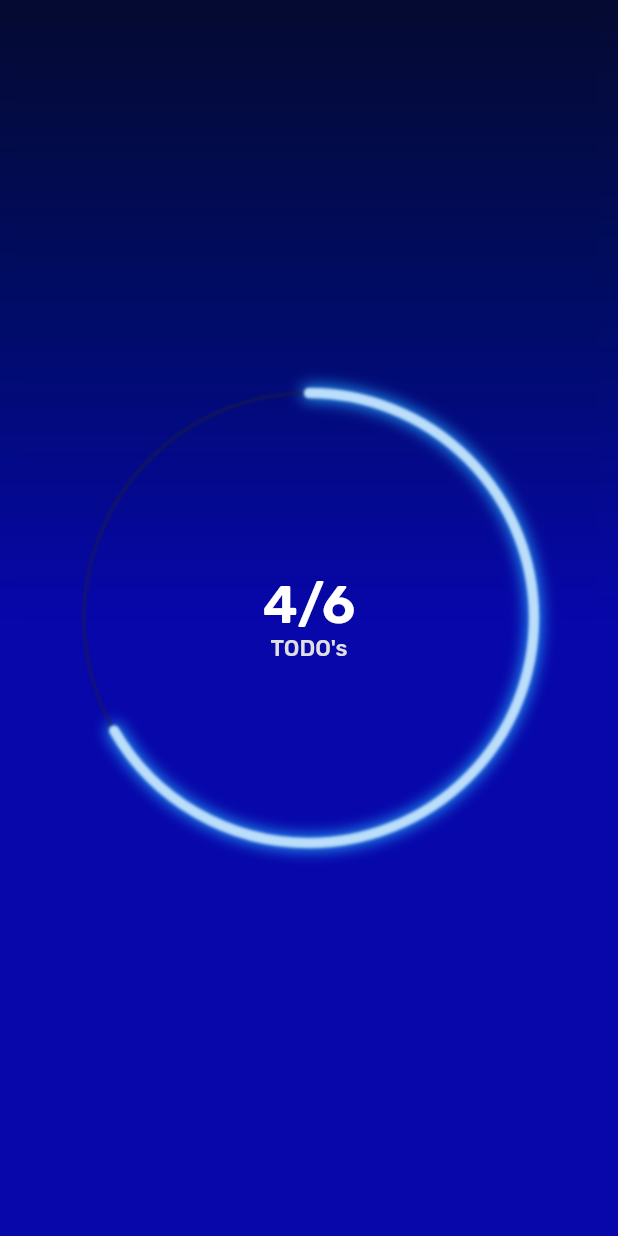
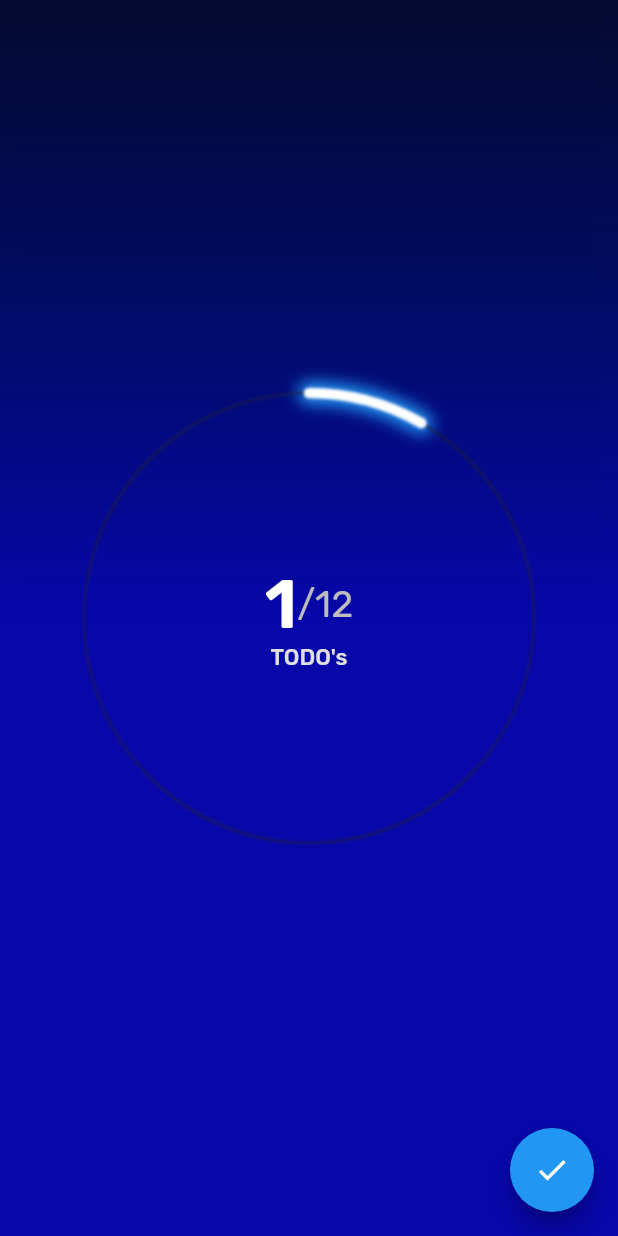
Before and after one commit to the-lightstack/GlowingProgressIndicator, a Flutter app: the screen it shows after launch, on a phone screen of 412 x 824 dp. Run offline on Flutter 3.47's test engine with Material 2 defaults, Android fonts, the phone set to English and light mode, and no system bars; our stand-ins replace google_fonts.

Commit message:
5: make UI interactive

```diff
--- a/lib/glowing_progress_indicator.dart
+++ b/lib/glowing_progress_indicator.dart
@@ -53,7 +53,7 @@ class _OuterGlowPainter extends CustomPainter {
     final fullCanvasRect = Rect.fromLTWH(0, 0, size.width, size.height);
     final strokePaint = Paint()
       ..style = PaintingStyle.stroke
-      ..strokeWidth = 10
+      ..strokeWidth = 15
       ..color = Colors.blue.shade500
       ..strokeCap = StrokeCap.round;
     canvas.drawArc(
@@ -97,7 +97,7 @@ class _InnerLightTubePainter extends CustomPainter {
     final whiteSmall = Paint()
       ..style = PaintingStyle.stroke
       ..strokeWidth = 7
-      ..color = Colors.blue.shade100
+      ..color = Colors.white
       ..strokeCap = StrokeCap.round;
     canvas.drawArc(
         fullCanvasRect, -.5 * pi, 2 * pi * progress, false, whiteSmall);
--- a/lib/main.dart
+++ b/lib/main.dart
@@ -6,13 +6,27 @@ void main() {
   runApp(const MainApp());
 }
 
-class MainApp extends StatelessWidget {
+class MainApp extends StatefulWidget {
   const MainApp({super.key});
+
+  @override
+  State<MainApp> createState() => _MainAppState();
+}
+
+class _MainAppState extends State<MainApp> {
+  final maxTodos = 12;
+  int completedTodos = 1;
 
   @override
   Widget build(BuildContext context) {
     return MaterialApp(
       home: Scaffold(
+        floatingActionButton: FloatingActionButton(
+          child: const Icon(Icons.check),
+          onPressed: () => setState(() {
+            completedTodos = (completedTodos + 1) % maxTodos;
+          }),
+        ),
         body: Container(
           decoration: const BoxDecoration(
               gradient: LinearGradient(colors: [
@@ -22,17 +36,28 @@ class MainApp extends StatelessWidget {
           ], begin: Alignment.topRight)),
           child: Center(
             child: GlowingProgressIndicator(
-                progress: 4 / 6,
+                progress: completedTodos / maxTodos,
                 child: Center(
                   child: Column(
                     mainAxisAlignment: MainAxisAlignment.center,
                     children: [
-                      Text("4/6",
-                          style: GoogleFonts.rubik(
-                              textStyle: const TextStyle(
-                                  fontSize: 35,
-                                  color: Colors.white,
-                                  fontWeight: FontWeight.w600))),
+                      Row(
+                        mainAxisAlignment: MainAxisAlignment.center,
+                        children: [
+                          Text("$completedTodos",
+                              style: GoogleFonts.rubik(
+                                  textStyle: const TextStyle(
+                                      fontSize: 45,
+                                      color: Colors.white,
+                                      fontWeight: FontWeight.w600))),
+                          Text("/$maxTodos",
+                              style: GoogleFonts.rubik(
+                                  textStyle: TextStyle(
+                                      fontSize: 25,
+                                      color: Colors.grey.shade400,
+                                      fontWeight: FontWeight.w400))),
+                        ],
+                      ),
                       Text("TODO's",
                           style: GoogleFonts.rubik(
                               textStyle: TextStyle(
```
